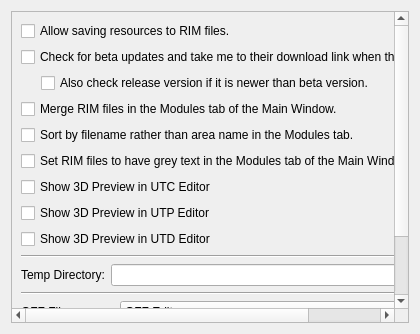
This is Tools/HolocronToolset/src/ui/widgets/settings/misc.ui in NickHugi/PyKotor as Qt 5 draws it before an edit. The edited form follows.
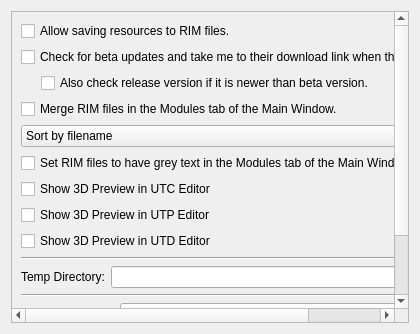
This is the edited form.

Commit message: Add more module sort options (#73)

The edit to the form file:
```diff
--- a/Tools/HolocronToolset/src/ui/widgets/settings/misc.ui
+++ b/Tools/HolocronToolset/src/ui/widgets/settings/misc.ui
@@ -68,10 +68,25 @@
         </widget>
        </item>
        <item>
-        <widget class="QCheckBox" name="useModuleFilenamesCheck">
-         <property name="text">
-          <string>Sort by filename rather than area name in the Modules tab.</string>
-         </property>
+        <widget class="QComboBox" name="moduleSortOptionComboBox">
+            <property name="editable">
+                <bool>false</bool>
+            </property>
+            <item>
+                <property name="text">
+                    <string>Sort by filename</string>
+                </property>
+            </item>
+            <item>
+                <property name="text">
+                    <string>Sort by humanized area name</string>
+                </property>
+            </item>
+            <item>
+                <property name="text">
+                    <string>Sort by area name</string>
+                </property>
+            </item>
         </widget>
        </item>
        <item>
```
The commit also changes 88 other files.
